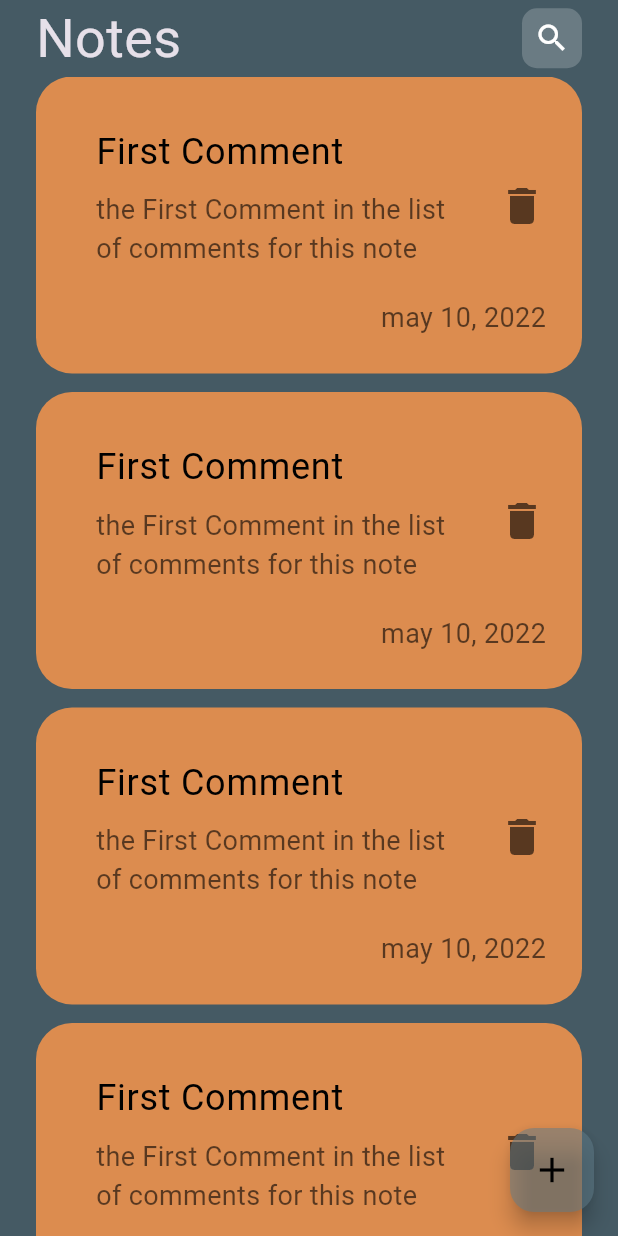
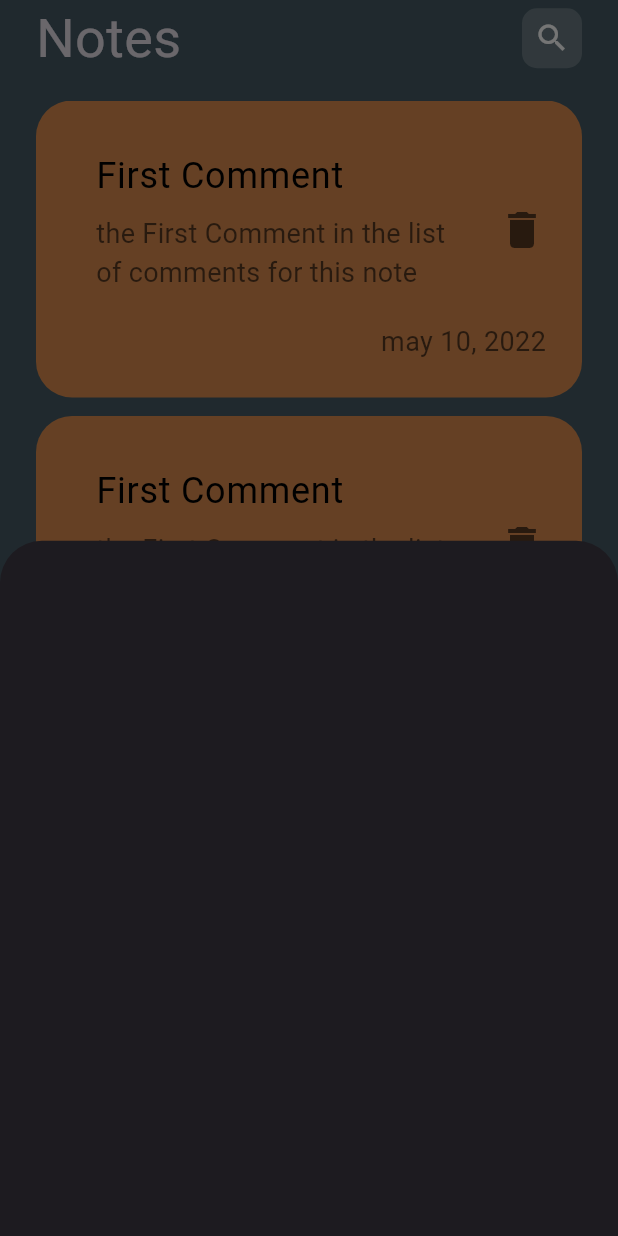
Before and after one commit to wael-saif23/note_app_tr2, a Flutter app: the screen it shows after launch, after a tap on the "add" icon, on a phone screen of 412 x 824 dp. Run offline on Flutter 3.47's test engine with Material 3 defaults, Android fonts, the phone set to English and light mode, and no system bars.

Commit message:
Add AddNoteButtomSheet widget and update NotesView FloatingActionButton
The commit adds a new AddNoteButtomSheet widget and updates the onPressed
functionality of the FloatingActionButton in NotesView to show the bottom sheet
when clicked. This enhances the user experience by allowing them to add notes
more conveniently.

```diff
--- a/lib/views/notes_view.dart
+++ b/lib/views/notes_view.dart
@@ -1,4 +1,5 @@
 import 'package:flutter/material.dart';
+import 'package:note_app_tr2/widgets/add_note_buttom_sheete.dart';
 
 import 'package:note_app_tr2/widgets/notes_view_body.dart';
 
@@ -9,9 +10,13 @@ class NotesView extends StatelessWidget {
   Widget build(BuildContext context) {
     return Scaffold(
       floatingActionButton: FloatingActionButton(
-        onPressed: () {},
+        onPressed: () {
+          showModalBottomSheet(
+            context: context,
+            builder: (context) => const AddNoteButtomSheet(),
+          );
+        },
         backgroundColor: Colors.blueGrey.withOpacity(.5),
-
         child: const Icon(
           Icons.add,
           color: Colors.black,
--- /dev/null
+++ b/lib/widgets/add_note_buttom_sheete.dart
@@ -0,0 +1,10 @@
+import 'package:flutter/material.dart';
+
+class AddNoteButtomSheet extends StatelessWidget {
+  const AddNoteButtomSheet({super.key});
+
+  @override
+  Widget build(BuildContext context) {
+    return Container();
+  }
+}
--- a/lib/widgets/notes_list_view.dart
+++ b/lib/widgets/notes_list_view.dart
@@ -6,11 +6,15 @@ class NotesListView extends StatelessWidget {
 
   @override
   Widget build(BuildContext context) {
-    return ListView.builder(
-      itemBuilder: (context, index) => Padding(
-        padding:
-            EdgeInsets.only(bottom: MediaQuery.of(context).size.height * 0.015),
-        child: const NoteItem(),
+    return Padding(
+      padding: const EdgeInsets.symmetric(vertical: 16),
+      child: ListView.builder(
+        padding: EdgeInsets.zero,
+        itemBuilder: (context, index) => Padding(
+          padding:
+              EdgeInsets.only(bottom: MediaQuery.of(context).size.height * 0.015),
+          child: const NoteItem(),
+        ),
       ),
     );
   }
```
